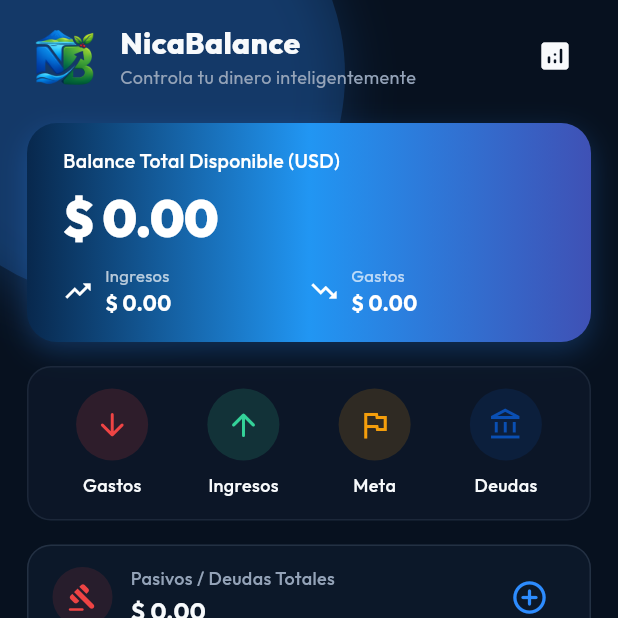
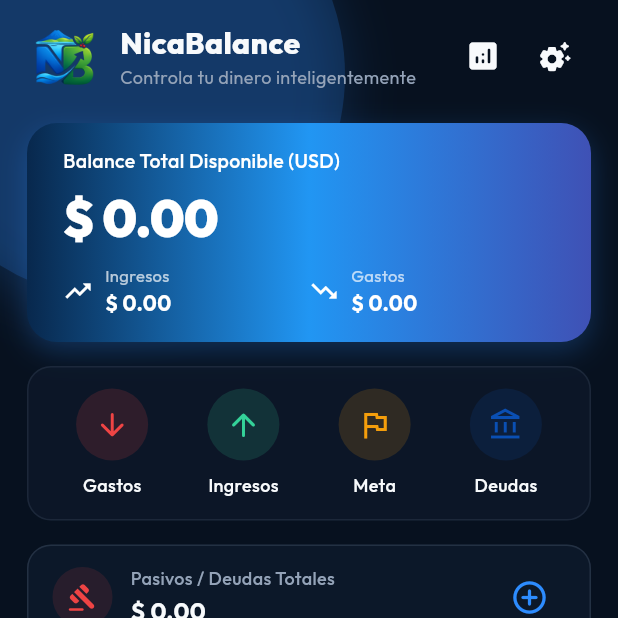
Before and after one commit to AlexM505/Nica-Balance, a Flutter app: the screen it shows after launch, after a tap on "Saltar", on a phone screen of 412 x 824 dp, the top half of it. Run offline on Flutter 3.47's test engine with Material 3 defaults, Android fonts, the phone set to English and light mode, and no system bars; our stand-ins replace flutter_native_splash, google_fonts, objectbox, shared_preferences; generated files the repository leaves out were written again.

Commit message:
Feat: implement Settings screen to change theme app and set default currency

```diff
--- a/lib/core/theme/app_theme.dart
+++ b/lib/core/theme/app_theme.dart
@@ -71,4 +71,79 @@ class AppTheme {
       ),
     );
   }
+
+
+  // --- TEMA CLARO ---
+  static const Color backgroundLight = Color(0xFFF8FAFC);
+  static const Color surfaceLight = Colors.white;
+  static const Color borderLight = Color(0xFFE2E8F0);
+  static const Color textPrimaryLight = Color(0xFF0F172A);
+  static const Color textSecondaryLight = Color(0xFF64748B);
+
+  static ThemeData get lightTheme {
+    return ThemeData(
+      brightness: Brightness.light,
+      scaffoldBackgroundColor: backgroundLight,
+      primaryColor: primaryColor,
+      fontFamily: 'Poppins',
+
+      // Typography
+      textTheme: GoogleFonts.outfitTextTheme(
+        ThemeData.light().textTheme.copyWith(
+          displayLarge: const TextStyle(
+            color: textPrimaryLight,
+            fontSize: 32,
+            fontWeight: FontWeight.bold,
+          ),
+          titleLarge: const TextStyle(
+            color: textPrimaryLight,
+            fontSize: 20,
+            fontWeight: FontWeight.w600,
+          ),
+          bodyLarge: const TextStyle(
+            color: textPrimaryLight,
+            fontSize: 16,
+            fontWeight: FontWeight.normal,
+          ),
+          bodyMedium: const TextStyle(
+            color: textSecondaryLight,
+            fontSize: 14,
+            fontWeight: FontWeight.normal,
+          ),
+        ),
+      ),
+
+      appBarTheme: const AppBarTheme(
+        backgroundColor: backgroundLight,
+        elevation: 0,
+        centerTitle: false,
+        iconTheme: IconThemeData(color: textPrimaryLight),
+        titleTextStyle: TextStyle(color: textPrimaryLight, fontSize: 18, fontWeight: FontWeight.bold, fontFamily: 'Poppins'),
+      ),
+      colorScheme: const ColorScheme.light(
+        primary: primaryColor,
+        secondary: accentColor,
+        surface: surfaceLight,
+        background: backgroundLight,
+      ),
+    );
+  }
+
+  // Helpers estáticos dinámicos para mantener limpio tu código antiguo independiente
+  // Nota: Si usabas AppTheme.surfaceColor de forma estática en tus contenedores,
+  // puedes hacer que lean el contexto de esta forma o usar Theme.of(context).colorScheme.surface
+  static Color getBackgroundColor(BuildContext context) =>
+      Theme.of(context).brightness == Brightness.dark ? backgroundColor : backgroundLight;
+
+  static Color getSurfaceColor(BuildContext context) =>
+      Theme.of(context).brightness == Brightness.dark ? surfaceColor : surfaceLight;
+
+  static Color getBorderColor(BuildContext context) =>
+      Theme.of(context).brightness == Brightness.dark ? borderColor : borderLight;
+
+  static Color getTextPrimary(BuildContext context) =>
+      Theme.of(context).brightness == Brightness.dark ? textPrimary : textPrimaryLight;
+
+  static Color getTextSecondary(BuildContext context) =>
+      Theme.of(context).brightness == Brightness.dark ? textSecondary : textSecondaryLight;
 }
--- a/lib/main.dart
+++ b/lib/main.dart
@@ -12,6 +12,7 @@ import 'package:nica_balance/presentation/home/viewmodels/dashboard_viewmodel.da
 import 'package:nica_balance/presentation/home/views/main_navigation_screen.dart';
 import 'package:nica_balance/presentation/income/viewmodels/income_viewmodel.dart';
 import 'package:nica_balance/presentation/onboarding/onboarding_screen.dart';
+import 'package:nica_balance/presentation/settings/viewmodels/preferences_viewmodel.dart';
 import 'package:provider/provider.dart';
 import 'package:shared_preferences/shared_preferences.dart';
 import 'core/database/objectbox_store.dart';
@@ -72,13 +73,43 @@ void main() async {
         ChangeNotifierProvider(
           create: (_) => DebtViewModel(debtRepository: debtRepository),
         ),
+
+        ChangeNotifierProvider(
+          create: (_) => PreferencesViewModel()
+        ),
       ],
-      child: MaterialApp(
-        debugShowCheckedModeBanner: false,
-        theme: AppTheme.premiumDarkTheme,
-        themeMode: ThemeMode.dark,
-        home: showOnboarding ? const OnboardingScreen() :const MainNavigationScreen(),
-      ),
+      child: MyApp(showOnboarding: showOnboarding),
+      // MaterialApp(
+      //   debugShowCheckedModeBanner: false,
+      //   theme: AppTheme.premiumDarkTheme,
+      //   themeMode: ThemeMode.dark,
+      //   home: showOnboarding ? const OnboardingScreen() :const MainNavigationScreen(),
+      // ),
     ),
   );
 }
+
+class MyApp extends StatelessWidget {
+  final bool showOnboarding;
+
+  const MyApp({super.key, required this.showOnboarding});
+
+  @override
+  Widget build(BuildContext context) {
+    // Escuchamos activamente los cambios en las preferencias del usuario
+    final prefsVM = context.watch<PreferencesViewModel>();
+
+    return MaterialApp(
+      debugShowCheckedModeBanner: false,
+
+      // Enlazamos dinámicamente el tema actual (ThemeMode.dark o ThemeMode.light)
+      themeMode: prefsVM.themeMode,
+
+      // Asignamos las dos variantes de tu AppTheme
+      theme: AppTheme.lightTheme,
+      darkTheme: AppTheme.premiumDarkTheme, // Tu tema oscuro existente
+
+      home: showOnboarding ? const OnboardingScreen() : const MainNavigationScreen(),
+    );
+  }
+}
--- a/lib/presentation/home/widgets/dashboard_header.dart
+++ b/lib/presentation/home/widgets/dashboard_header.dart
@@ -1,6 +1,7 @@
 import 'package:flutter/material.dart';
 import 'package:nica_balance/core/theme/app_theme.dart';
 import 'package:nica_balance/presentation/analytics/views/analytics_screen.dart';
+import 'package:nica_balance/presentation/settings/views/settings_screen.dart';
 
 class DashboardHeader extends StatelessWidget {
   const DashboardHeader({super.key});
@@ -50,6 +51,16 @@ class DashboardHeader extends StatelessWidget {
           },
           icon: const Icon(Icons.analytics_rounded),
         ),
+
+        IconButton(
+          onPressed: () {
+            Navigator.push(
+              context,
+              MaterialPageRoute(builder: (_) => const SettingsScreen()),
+            );
+          },
+          icon: const Icon(Icons.settings_suggest_rounded),
+        ),
       ],
     );
   }
--- /dev/null
+++ b/lib/presentation/settings/viewmodels/preferences_viewmodel.dart
@@ -0,0 +1,25 @@
+import 'package:flutter/material.dart';
+
+enum AppCurrency { NIO, USD }
+
+class PreferencesViewModel extends ChangeNotifier {
+  ThemeMode _themeMode = ThemeMode.dark; // Por defecto tu tema oscuro premium
+  AppCurrency _selectedCurrency = AppCurrency.USD;
+
+  ThemeMode get themeMode => _themeMode;
+  AppCurrency get selectedCurrency => _selectedCurrency;
+
+  // Helpers para obtener strings o símbolos limpios en tus vistas
+  String get currencySymbol => _selectedCurrency == AppCurrency.USD ? '\$' : 'C\$';
+  String get currencyCode => _selectedCurrency.name;
+
+  void toggleTheme(bool isDarkMode) {
+    _themeMode = isDarkMode ? ThemeMode.dark : ThemeMode.light;
+    notifyListeners();
+  }
+
+  void updateCurrency(AppCurrency currency) {
+    _selectedCurrency = currency;
+    notifyListeners();
+  }
+}
```
Also changed, not shown: lib/presentation/settings/views/settings_screen.dart (added, +138 -0 lines).
